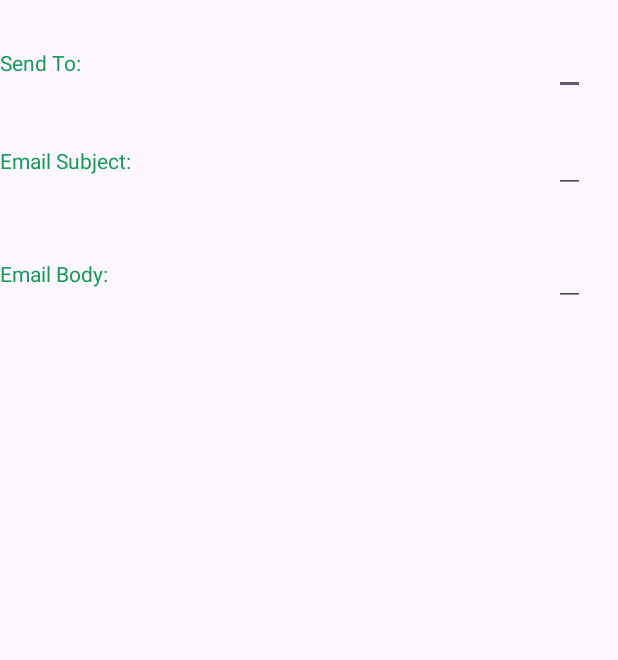
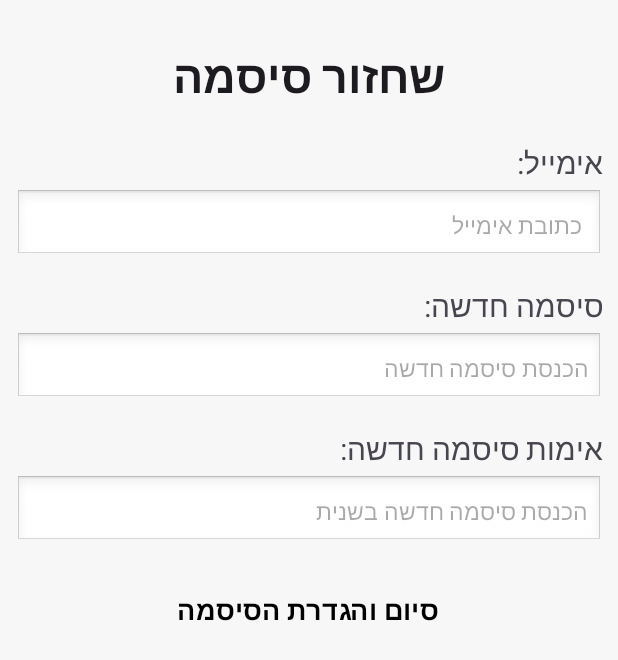
Before and after one commit to ShirAvezof/newfinalprojectshir, an Android app: the layout passdialog.xml on its own in the app's theme, with its tools: preview values and no code run, on a phone screen of 412 x 824 dp. Shown: the top 660 px of the screen. Run offline under Robolectric (Android 15) with nearby library versions, the phone set to English and light mode, and no system bars.

Commit message:
לא עובד מחלקה user   THREAD עובד   הוספנו דיאלוג סיסמהlogin  עובד

```diff
--- a/app/src/main/java/com/example/finalprojectshir2/Parent/Login/LoginActivity.java
+++ b/app/src/main/java/com/example/finalprojectshir2/Parent/Login/LoginActivity.java
@@ -1,4 +1,6 @@
 package com.example.finalprojectshir2.Parent.Login;
+
+import static java.security.AccessController.getContext;
 
 import android.app.Dialog;
 import android.content.Intent;
@@ -19,10 +21,11 @@ import com.google.firebase.auth.FirebaseUser;
 
 public class LoginActivity extends AppCompatActivity implements View.OnClickListener {
 
-    private EditText emailEditText, passwordEditText;
+    private EditText emailEditText, passwordEditText, etEmail, etSubj, etPass2;
     private TextView gotoSignUp;
-    private Button buttonLogin,forgotPasswordTextView;
+    private Button buttonLogin,forgotPasswordTextView, btnSend;
     private FirebaseAuth mAuth;
+
 
     @Override
     protected void onCreate(Bundle savedInstanceState) {
@@ -60,16 +63,17 @@ public class LoginActivity extends AppCompatActivity implements View.OnClickList
             // Handle Forgot Password (optional)
             // You can add functionality to reset the password here
             Toast.makeText(this, "Password reset functionality", Toast.LENGTH_SHORT).show();
+            createCustomDialog();
         }
-            createCustomDialog();
+
     }
 
-           private void createCustomDialog() {
-            Dialog dialog = new Dialog(this);
-            dialog.setTitle("your dialog title");
-            dialog.setContentView(R.layout.passdialog);
-            dialog.show();
-    }
+//           private void createCustomDialog() {
+//            Dialog dialog = new Dialog(this);
+//            dialog.setTitle("your dialog title");
+//            dialog.setContentView(R.layout.passdialog);
+//            dialog.show();
+//    }
 
     private void loginUser() {
         String email = emailEditText.getText().toString().trim();
@@ -80,6 +84,7 @@ public class LoginActivity extends AppCompatActivity implements View.OnClickList
             Toast.makeText(this, "Please enter both email and password", Toast.LENGTH_SHORT).show();
             return;
         }
+
 
         // Sign in the user using Firebase Authentication
         mAuth.signInWithEmailAndPassword(email, password)
@@ -96,4 +101,39 @@ public class LoginActivity extends AppCompatActivity implements View.OnClickList
                     }
                 });
     }
+
+    private void createCustomDialog() {
+        Dialog dialog  = new Dialog (this);
+        dialog.setTitle("שחזור סיסמה");
+        dialog.setContentView(R.layout.passdialog);
+        btnSend = dialog.findViewById(R.id.btnSend);
+        etEmail = dialog.findViewById(R.id.etEmail);
+        etSubj = dialog.findViewById(R.id.etSubj);
+        etPass2 = dialog.findViewById(R.id.etPass2);
+        dialog.show();
+        btnSend.setOnClickListener(v -> {
+            String emailSend = etEmail.getText().toString();
+            String emailSubject = "שינוי סיסמה";
+            String newPassW = etSubj.getText().toString();
+            String emailBody ="\n"+"הסיסמה החדשה היא:"+"\n"+ newPassW;
+            if (!(etSubj.getText().toString().equals(etPass2.getText().toString()))){
+                Toast.makeText(LoginActivity.this,"הסיסמאות לא תואמות",Toast.LENGTH_LONG).show();
+            }
+else {
+                Intent intent = new Intent(Intent.ACTION_SEND);
+                intent.putExtra(Intent.EXTRA_EMAIL, new String[]{emailSend});
+                intent.putExtra(Intent.EXTRA_SUBJECT, emailSubject);
+                intent.putExtra(Intent.EXTRA_TEXT, emailBody);
+                intent.setType("message/rfc822");
+
+                // Check if there's an activity to handle the intent
+
+                startActivity(Intent.createChooser(intent, "Choose an Email client :"));
+                dialog.dismiss();
+            }
+        });
+
+    }
+
+
 }
--- a/app/src/main/res/layout/passdialog.xml
+++ b/app/src/main/res/layout/passdialog.xml
@@ -1,77 +1,99 @@
 <?xml version="1.0" encoding="utf-8"?>
-<!-- Relative Layout -->
-<RelativeLayout xmlns:android="http://schemas.android.com/apk/res/android"
+<ScrollView xmlns:android="http://schemas.android.com/apk/res/android"
     xmlns:tools="http://schemas.android.com/tools"
     android:layout_width="match_parent"
     android:layout_height="match_parent"
-    tools:context=".MainActivity">
+    android:background="#F7F7F7"
+    android:padding="10dp">
 
-    <!-- Edit text for email id -->
-    <EditText
-        android:id="@+id/editText1"
-        android:layout_width="wrap_content"
+    <LinearLayout
+        android:layout_width="match_parent"
         android:layout_height="wrap_content"
-        android:layout_alignParentTop="true"
-        android:layout_alignParentRight="true"
-        android:layout_marginTop="18dp"
-        android:layout_marginRight="22dp" />
+        android:orientation="vertical">
 
-    <!-- Edit text for email subject -->
-    <EditText
-        android:id="@+id/editText2"
-        android:layout_width="wrap_content"
-        android:layout_height="wrap_content"
-        android:layout_below="@+id/editText1"
-        android:layout_alignLeft="@+id/editText1"
-        android:layout_marginTop="20dp" />
+        <TextView
 
-    <!-- Edit text for email body -->
-    <EditText
-        android:id="@+id/editText3"
-        android:layout_width="wrap_content"
-        android:layout_height="wrap_content"
-        android:layout_below="@+id/editText2"
-        android:layout_alignLeft="@+id/editText2"
-        android:layout_marginTop="30dp" />
+            android:layout_width="match_parent"
+            android:layout_height="wrap_content"
+            android:text="שחזור סיסמה"
+            android:gravity="center"
+            android:layout_marginBottom="24dp"
+            android:textSize="30sp"
+            android:textStyle="bold"
+            android:layout_marginTop="20dp"
+            android:textColor="?android:attr/textColorPrimary"/>
 
-    <!-- text Views for label -->
-    <TextView
-        android:id="@+id/textView1"
-        android:layout_width="wrap_content"
-        android:layout_height="wrap_content"
-        android:layout_alignBaseline="@+id/editText1"
-        android:layout_alignBottom="@+id/editText1"
-        android:layout_alignParentLeft="true"
-        android:text="Send To:"
-        android:textColor="#0F9D58" />
+        <TextView
+            android:layout_width="match_parent"
+            android:layout_height="wrap_content"
+            android:text="אימייל:"
+            android:textSize="20sp"
+            android:layout_marginBottom="4dp" />
 
-    <TextView
-        android:id="@+id/textView2"
-        android:layout_width="wrap_content"
-        android:layout_height="wrap_content"
-        android:layout_alignBaseline="@+id/editText2"
-        android:layout_alignBottom="@+id/editText2"
-        android:layout_alignParentLeft="true"
-        android:text="Email Subject:"
-        android:textColor="#0F9D58" />
+        <EditText
+            android:id="@+id/etEmail"
+            android:layout_width="match_parent"
+            android:layout_height="wrap_content"
+            android:hint=" כתובת אימייל"
+            android:background="@android:drawable/edit_text"
+            android:padding="10dp"
+            android:textSize="15sp" />
 
-    <TextView
-        android:id="@+id/textView3"
-        android:layout_width="wrap_content"
-        android:layout_height="wrap_content"
-        android:layout_alignBaseline="@+id/editText3"
-        android:layout_alignBottom="@+id/editText3"
-        android:text="Email Body:"
-        android:textColor="#0F9D58" />
+        <TextView
+            android:layout_width="match_parent"
+            android:layout_height="wrap_content"
+            android:text="סיסמה חדשה:"
+            android:textSize="20sp"
+            android:layout_marginTop="16dp"
+            android:layout_marginBottom="4dp" />
 
-    <!-- Button to send email -->
-    <Button
-        android:id="@+id/button"
-        android:layout_width="wrap_content"
-        android:layout_height="wrap_content"
-        android:layout_below="@+id/editText3"
-        android:layout_alignLeft="@+id/editText3"
-        android:layout_marginLeft="76dp"
-        android:layout_marginTop="20dp"
-        android:text="Send email!!" />
-</RelativeLayout>
+        <EditText
+            android:id="@+id/etSubj"
+            android:layout_width="match_parent"
+            android:layout_height="wrap_content"
+            android:hint="הכנסת סיסמה חדשה"
+            android:background="@android:drawable/edit_text"
+            android:padding="10dp"
+            android:textAlignment="textEnd"
+            android:inputType="textPassword"
+            android:textSize="15sp" />
+
+        <TextView
+            android:layout_width="match_parent"
+            android:layout_height="wrap_content"
+            android:text="אימות סיסמה חדשה:"
+            android:textSize="20sp"
+            android:layout_marginTop="16dp"
+            android:layout_marginBottom="4dp" />
+
+        <EditText
+            android:id="@+id/etPass2"
+            android:layout_width="match_parent"
+            android:layout_height="wrap_content"
+            android:hint="הכנסת סיסמה חדשה בשנית"
+            android:textAlignment="textEnd"
+            android:background="@android:drawable/edit_text"
+            android:padding="10dp"
+            android:inputType="textPassword"
+            android:textSize="15sp" />
+
+        <Button
+            android:id="@+id/btnSend"
+            android:layout_width="wrap_content"
+            android:layout_height="wrap_content"
+            android:layout_marginTop="15dp"
+            android:text="סיום והגדרת הסיסמה"
+            android:backgroundTint="#F7F7F7"
+            android:textColor="@color/black"
+            android:textStyle="bold"
+            android:textSize="18sp"
+            android:padding="10dp"
+            android:layout_gravity="center"
+            />
+
+
+
+    </LinearLayout>
+
+
+</ScrollView>
```
